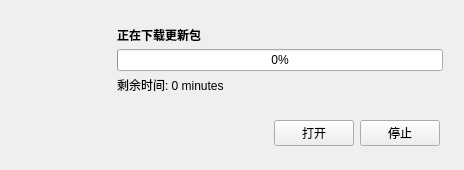
First picture: the form in 3rdparty/QSimpleUpdater/src/Downloader.ui, repository afeiyoo/TollCollectionSystem, before the edit.
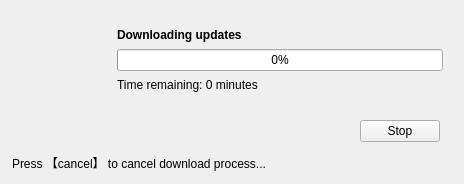
Second picture: the form after the edit. Icons and pictures are not drawn.

Commit message: feat: 车道前端更新功能实现

```diff
--- a/3rdparty/QSimpleUpdater/src/Downloader.ui
+++ b/3rdparty/QSimpleUpdater/src/Downloader.ui
@@ -86,7 +86,7 @@
             </font>
            </property>
            <property name="text">
-            <string>正在下载更新包</string>
+            <string>Downloading updates</string>
            </property>
           </widget>
          </item>
@@ -109,7 +109,7 @@
          <item>
           <widget class="QLabel" name="timeLabel">
            <property name="text">
-            <string>剩余时间: 0 minutes</string>
+            <string>Time remaining: 0 minutes</string>
            </property>
           </widget>
          </item>
@@ -147,23 +147,23 @@
         </property>
        </spacer>
       </item>
-      <item>
-       <widget class="QPushButton" name="openButton">
-        <property name="text">
-         <string>打开</string>
-        </property>
-       </widget>
-      </item>
       <item>
        <widget class="QPushButton" name="stopButton">
         <property name="text">
-         <string>停止</string>
+         <string>Stop</string>
         </property>
        </widget>
       </item>
      </layout>
     </widget>
    </item>
+   <item>
+    <widget class="QLabel" name="tipLabel">
+     <property name="text">
+      <string>Press 【cancel】 to cancel download process...</string>
+     </property>
+    </widget>
+   </item>
   </layout>
  </widget>
  <resources>
```
The commit also changes 14 other files.
